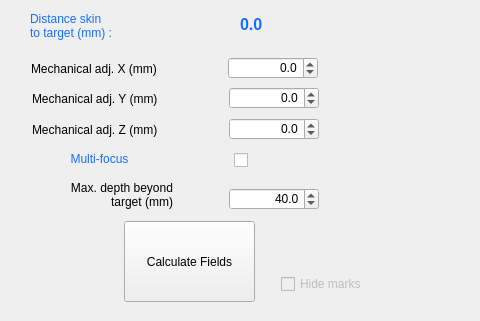
Old version of the form BabelBrain/Babel_H317/form.ui in the repository ProteusMRIgHIFU/BabelBrain; both pictures show x 0 to 480 and y 152 to 473 of the 1251 by 473 pixel window.
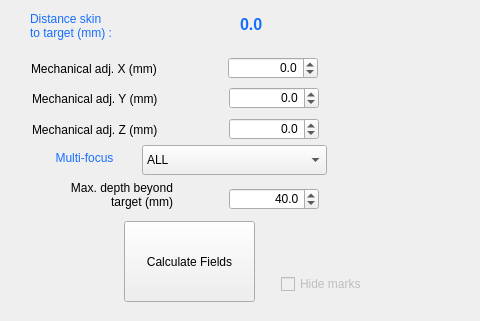
New version of the form.

Patch:
```diff
--- a/BabelBrain/Babel_H317/form.ui
+++ b/BabelBrain/Babel_H317/form.ui
@@ -464,32 +464,11 @@
     <string>Hide marks</string>
    </property>
   </widget>
-  <widget class="QCheckBox" name="MultifocuscheckBox">
-   <property name="geometry">
-    <rect>
-     <x>221</x>
-     <y>302</y>
-     <width>27</width>
-     <height>20</height>
-    </rect>
-   </property>
-   <property name="font">
-    <font>
-     <pointsize>18</pointsize>
-    </font>
-   </property>
-   <property name="layoutDirection">
-    <enum>Qt::RightToLeft</enum>
-   </property>
-   <property name="text">
-    <string/>
-   </property>
-  </widget>
   <widget class="QLabel" name="MultifocusLabel">
    <property name="geometry">
     <rect>
-     <x>28</x>
-     <y>301</y>
+     <x>13</x>
+     <y>300</y>
      <width>143</width>
      <height>20</height>
     </rect>
@@ -504,6 +483,21 @@
     <set>Qt::AlignCenter</set>
    </property>
   </widget>
+  <widget class="QComboBox" name="SelCombinationDropDown">
+   <property name="geometry">
+    <rect>
+     <x>142</x>
+     <y>297</y>
+     <width>185</width>
+     <height>30</height>
+    </rect>
+   </property>
+   <item>
+    <property name="text">
+     <string>ALL</string>
+    </property>
+   </item>
+  </widget>
  </widget>
  <resources/>
  <connections/>
```
